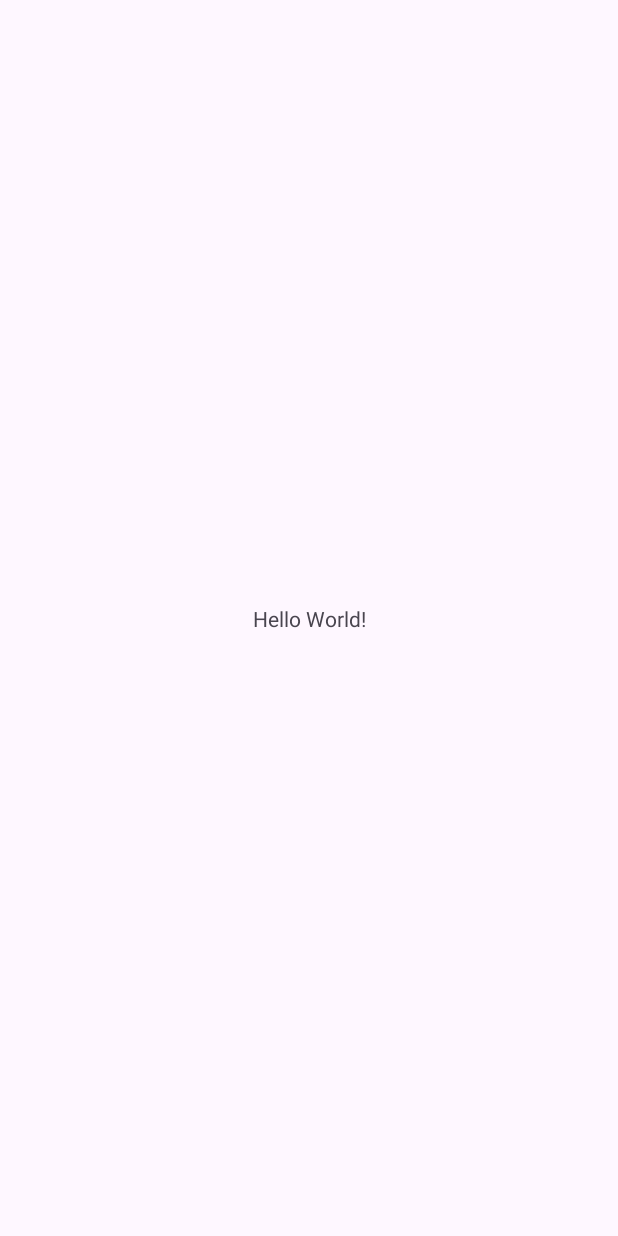
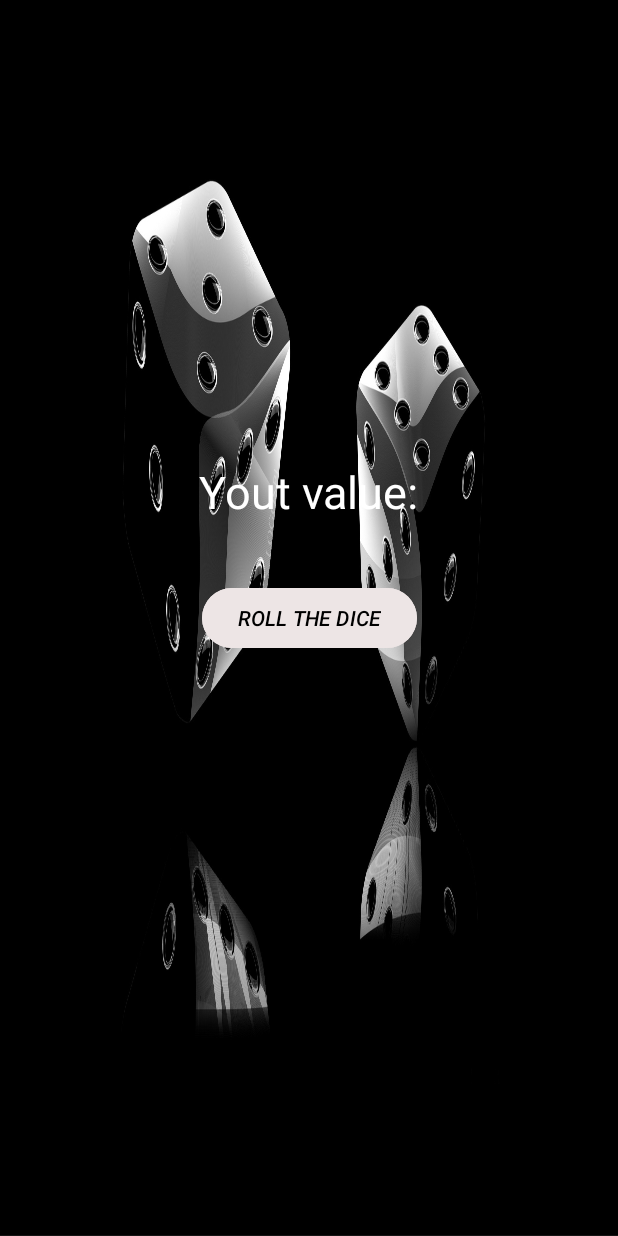
Before and after one commit to Earn1ll/GameCubes, an Android app: the screen it shows after launch (MainActivity), on a phone screen of 412 x 824 dp. Before the commit the screen is almost empty. Run offline under Robolectric (Android 15) with nearby library versions, the light colour scheme and no system bars.

Commit message:
feat:add button,textView and backgraund

```diff
--- a/app/src/main/AndroidManifest.xml
+++ b/app/src/main/AndroidManifest.xml
@@ -1,6 +1,6 @@
 <?xml version="1.0" encoding="utf-8"?>
 <manifest xmlns:android="http://schemas.android.com/apk/res/android"
-    xmlns:tools="http://schemas.android.com/tools">
+    xmlns:tools="http://schemas.android.com/tools" >
 
     <application
         android:allowBackup="true"
@@ -11,10 +11,10 @@
         android:roundIcon="@mipmap/ic_launcher_round"
         android:supportsRtl="true"
         android:theme="@style/Theme.GameCubes"
-        tools:targetApi="31">
+        tools:targetApi="31" >
         <activity
             android:name=".MainActivity"
-            android:exported="true">
+            android:exported="true" >
             <intent-filter>
                 <action android:name="android.intent.action.MAIN" />
 
--- a/app/src/main/res/layout/activity_main.xml
+++ b/app/src/main/res/layout/activity_main.xml
@@ -4,15 +4,35 @@
     xmlns:tools="http://schemas.android.com/tools"
     android:layout_width="match_parent"
     android:layout_height="match_parent"
+    android:background="@drawable/dice"
     tools:context=".MainActivity">
 
     <TextView
+        android:id="@+id/textView"
         android:layout_width="wrap_content"
         android:layout_height="wrap_content"
-        android:text="Hello World!"
+        android:layout_marginBottom="40dp"
+        android:text="@string/text_value"
+        android:textColor="@color/white"
+        android:textSize="30sp"
+        app:layout_constraintBottom_toTopOf="@+id/button"
+        app:layout_constraintEnd_toEndOf="parent"
+        app:layout_constraintStart_toStartOf="parent"
+        app:layout_constraintTop_toTopOf="parent"
+        app:layout_constraintVertical_bias="1.0" />
+
+    <Button
+        android:id="@+id/button"
+        android:layout_width="wrap_content"
+        android:layout_height="wrap_content"
+        android:backgroundTint="#EDE5E5"
+        android:capitalize="words"
+        android:text="@string/btn_roll_text"
+        android:textAllCaps="true"
+        android:textColor="@color/black"
+        android:textStyle="italic"
         app:layout_constraintBottom_toBottomOf="parent"
         app:layout_constraintEnd_toEndOf="parent"
         app:layout_constraintStart_toStartOf="parent"
         app:layout_constraintTop_toTopOf="parent" />
-
 </androidx.constraintlayout.widget.ConstraintLayout>
--- a/app/src/main/res/values/strings.xml
+++ b/app/src/main/res/values/strings.xml
@@ -1,3 +1,5 @@
 <resources>
     <string name="app_name">game cubes</string>
+    <string name="btn_roll_text">roll the dice</string>
+    <string name="text_value">Yout value:</string>
 </resources>
```
Also changed, not shown: app/src/main/res/drawable/dice.jpg (added).
